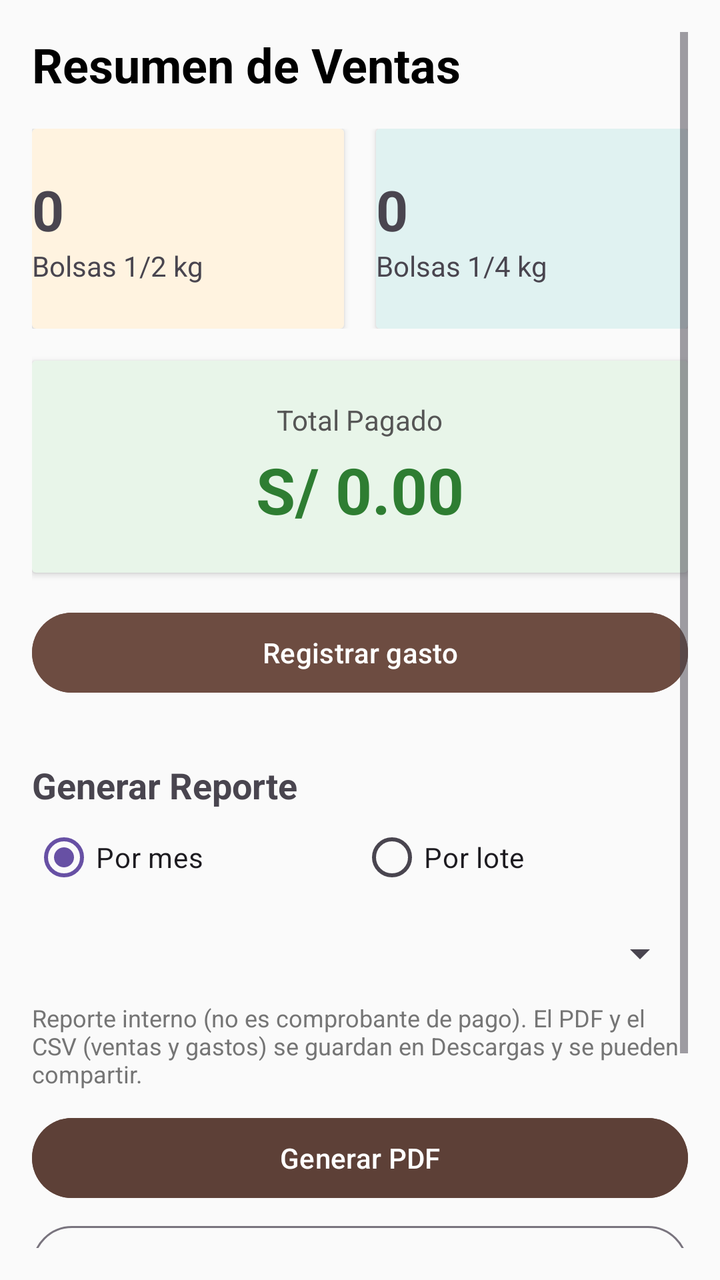
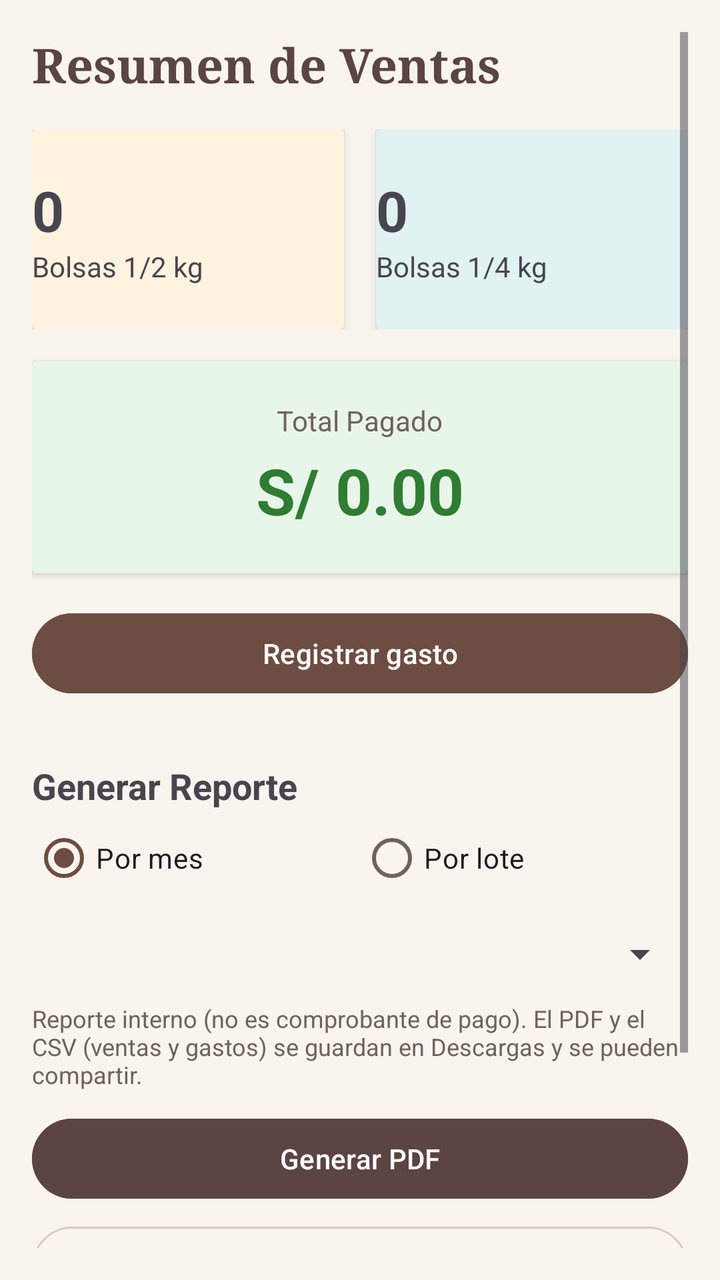

Two renders of the same Android screen: before a commit and after it. Below are the layout's source before the change and the commit's diff.
<!-- AndroidManifest.xml: application theme Theme.CajaiCafeAdministracion -->
<!-- res/layout/fragment_dashboard.xml -->
<?xml version="1.0" encoding="utf-8"?>
<ScrollView xmlns:android="http://schemas.android.com/apk/res/android"
    android:layout_width="match_parent"
    android:layout_height="match_parent"
    android:background="#FAFAFA"
    android:padding="16dp">


    <LinearLayout
        android:orientation="vertical"
        android:layout_width="match_parent"
        android:layout_height="wrap_content">


        <TextView
            android:text="Resumen de Ventas"
            android:textSize="24sp"
            android:textStyle="bold"
            android:textColor="@android:color/black"
            android:layout_marginBottom="16dp"
            android:layout_height="match_parent"  android:layout_width="match_parent"/>

        <LinearLayout
            android:orientation="horizontal"
            android:weightSum="2"
            android:layout_width="match_parent"
            android:layout_height="wrap_content">

            <androidx.cardview.widget.CardView
                android:layout_width="0dp"
                android:layout_weight="1"
                android:layout_height="100dp"
                android:layout_marginEnd="8dp"
                android:backgroundTint="#FFF3E0">
                <LinearLayout
                    android:gravity="center"
                    android:orientation="vertical"
                    android:layout_width="match_parent"
                    android:layout_height="match_parent">
                    <TextView
                        android:id="@+id/tvTotalMedioKilo"
                        android:text="0"
                        android:textSize="28sp"
                        android:textStyle="bold" android:layout_height="wrap_content" android:layout_width="match_parent"/>
                    <TextView
                        android:text="Bolsas 1/2 kg"
                        android:textSize="14sp" android:layout_height="wrap_content" android:layout_width="match_parent"/>
                </LinearLayout>
            </androidx.cardview.widget.CardView>


            <androidx.cardview.widget.CardView
                android:layout_width="0dp"
                android:layout_weight="1"
                android:layout_height="100dp"
                android:layout_marginStart="8dp"
                android:backgroundTint="#E0F2F1">
                <LinearLayout
                    android:gravity="center"
                    android:orientation="vertical"
                    android:layout_width="match_parent"
                    android:layout_height="match_parent">
                    <TextView
                        android:id="@+id/tvTotalCuartoKilo"
                        android:text="0"
                        android:textSize="28sp"
                        android:textStyle="bold" android:layout_height="wrap_content" android:layout_width="match_parent"/>
                    <TextView
                        android:text="Bolsas 1/4 kg"
                        android:textSize="14sp" android:layout_height="wrap_content" android:layout_width="match_parent"/>
                </LinearLayout>
            </androidx.cardview.widget.CardView>
        </LinearLayout>
        <androidx.cardview.widget.CardView
            android:layout_width="match_parent"
            android:layout_height="wrap_content"
            android:layout_marginTop="16dp"
            android:backgroundTint="#E8F5E9"> <LinearLayout
            android:layout_width="match_parent"
            android:layout_height="wrap_content"
            android:orientation="vertical"
            android:padding="20dp"
            android:gravity="center">

            <TextView
                android:text="Total Pagado"
                android:textSize="14sp"
                android:textColor="#555555"
                android:layout_width="wrap_content"
                android:layout_height="wrap_content"/>

            <TextView
                android:id="@+id/tvTotalDinero"
                android:text="S/ 0.00"
                android:textSize="32sp"
                android:textStyle="bold"
                android:textColor="#2E7D32"
                android:layout_marginTop="4dp"
                android:layout_width="wrap_content"
                android:layout_height="wrap_content"/>
        </LinearLayout>
        </androidx.cardview.widget.CardView>

        <Button
            android:id="@+id/btnRegistrarGasto"
            android:layout_width="match_parent"
            android:layout_height="wrap_content"
            android:layout_marginTop="16dp"
            android:backgroundTint="@color/cafeMedio"
            android:textColor="#FFFFFF"
            android:text="Registrar gasto" />

        <TextView
            android:text="Generar Reporte"
            android:layout_marginTop="30dp"
            android:textSize="18sp"
            android:textStyle="bold" android:layout_height="wrap_content"  android:layout_width="match_parent"/>

        <RadioGroup
            android:id="@+id/rgTipoReporte"
            android:orientation="horizontal"
            android:layout_width="match_parent"
            android:layout_height="wrap_content">
            <RadioButton
                android:id="@+id/rbPorMes"
                android:text="Por mes"
                android:checked="true"
                android:minHeight="48dp"
                android:layout_width="0dp"
                android:layout_weight="1"
                android:layout_height="wrap_content" />
            <RadioButton
                android:id="@+id/rbPorLote"
                android:text="Por lote"
                android:minHeight="48dp"
                android:layout_width="0dp"
                android:layout_weight="1"
                android:layout_height="wrap_content" />
        </RadioGroup>

        <Spinner
            android:id="@+id/spinnerReporte"
            android:layout_width="match_parent"
            android:layout_height="wrap_content"
            android:minHeight="48dp" />

        <TextView
            android:text="Reporte interno (no es comprobante de pago). El PDF y el CSV (ventas y gastos) se guardan en Descargas y se pueden compartir."
            android:textSize="12sp"
            android:textColor="#757575"
            android:layout_width="match_parent"
            android:layout_height="wrap_content" />

        <Button
            android:id="@+id/btnExportarPDF"
            android:layout_width="match_parent"
            android:layout_height="wrap_content"
            android:text="Generar PDF"
            android:backgroundTint="#5D4037"
            android:textColor="#FFFFFF"
            android:layout_marginTop="10dp"/>

        <Button
            android:id="@+id/btnExportarCSV"
            style="?attr/materialButtonOutlinedStyle"
            android:layout_width="match_parent"
            android:layout_height="wrap_content"
            android:layout_marginTop="6dp"
            android:textColor="#5D4037"
            android:text="Exportar CSV (Excel / Sheets)" />

        <TextView
            android:id="@+id/tvSesion"
            android:layout_width="match_parent"
            android:layout_height="wrap_content"
            android:layout_marginTop="30dp"
            android:textColor="#555555"
            android:textSize="14sp" />

        <Button
            android:id="@+id/btnCerrarSesion"
            style="?attr/materialButtonOutlinedStyle"
            android:layout_width="match_parent"
            android:layout_height="wrap_content"
            android:layout_marginTop="8dp"
            android:text="Cerrar sesión"
            android:textColor="#5D4037" />

    </LinearLayout>
</ScrollView>
<!-- resources referenced by this layout -->
<resources>
  <color name="cafeMedio">#6D4C41</color>
  <style name="Theme.CajaiCafeAdministracion" parent="Base.Theme.CajaiCafeAdministracion" />
  <style name="Base.Theme.CajaiCafeAdministracion" parent="Theme.Material3.DayNight.NoActionBar">
          
          
      </style>
</resources>

<!-- the commit's change to res/layout/fragment_dashboard.xml (unified diff, before → after) -->
@@ -2,7 +2,7 @@
 <ScrollView xmlns:android="http://schemas.android.com/apk/res/android"
     android:layout_width="match_parent"
     android:layout_height="match_parent"
-    android:background="#FAFAFA"
+    android:background="@color/fondo"
     android:padding="16dp">
 
 
@@ -14,9 +14,9 @@
 
         <TextView
             android:text="Resumen de Ventas"
-            android:textSize="24sp"
+            android:fontFamily="serif" android:textSize="24sp"
             android:textStyle="bold"
-            android:textColor="@android:color/black"
+            android:textColor="@color/textoMarca"
             android:layout_marginBottom="16dp"
             android:layout_height="match_parent"  android:layout_width="match_parent"/>
 
@@ -31,7 +31,7 @@
                 android:layout_weight="1"
                 android:layout_height="100dp"
                 android:layout_marginEnd="8dp"
-                android:backgroundTint="#FFF3E0">
+                android:backgroundTint="@color/tarjetaNaranja">
                 <LinearLayout
                     android:gravity="center"
                     android:orientation="vertical"
@@ -54,7 +54,7 @@
                 android:layout_weight="1"
                 android:layout_height="100dp"
                 android:layout_marginStart="8dp"
-                android:backgroundTint="#E0F2F1">
+                android:backgroundTint="@color/tarjetaCeleste">
                 <LinearLayout
                     android:gravity="center"
                     android:orientation="vertical"
@@ -75,7 +75,7 @@
             android:layout_width="match_parent"
             android:layout_height="wrap_content"
             android:layout_marginTop="16dp"
-            android:backgroundTint="#E8F5E9"> <LinearLayout
+            android:backgroundTint="@color/tarjetaVerde"> <LinearLayout
             android:layout_width="match_parent"
             android:layout_height="wrap_content"
             android:orientation="vertical"
@@ -85,7 +85,7 @@
             <TextView
                 android:text="Total Pagado"
                 android:textSize="14sp"
-                android:textColor="#555555"
+                android:textColor="@color/textoSecundario"
                 android:layout_width="wrap_content"
                 android:layout_height="wrap_content"/>
 
@@ -94,7 +94,7 @@
                 android:text="S/ 0.00"
                 android:textSize="32sp"
                 android:textStyle="bold"
-                android:textColor="#2E7D32"
+                android:textColor="@color/positivo"
                 android:layout_marginTop="4dp"
                 android:layout_width="wrap_content"
                 android:layout_height="wrap_content"/>
@@ -147,7 +147,7 @@
         <TextView
             android:text="Reporte interno (no es comprobante de pago). El PDF y el CSV (ventas y gastos) se guardan en Descargas y se pueden compartir."
             android:textSize="12sp"
-            android:textColor="#757575"
+            android:textColor="@color/textoSecundario"
             android:layout_width="match_parent"
             android:layout_height="wrap_content" />
 
@@ -156,7 +156,7 @@
             android:layout_width="match_parent"
             android:layout_height="wrap_content"
             android:text="Generar PDF"
-            android:backgroundTint="#5D4037"
+            android:backgroundTint="@color/cafeOscuro"
             android:textColor="#FFFFFF"
             android:layout_marginTop="10dp"/>
 
@@ -166,7 +166,7 @@
             android:layout_width="match_parent"
             android:layout_height="wrap_content"
             android:layout_marginTop="6dp"
-            android:textColor="#5D4037"
+            android:textColor="@color/textoMarca"
             android:text="Exportar CSV (Excel / Sheets)" />
 
         <TextView
@@ -174,7 +174,7 @@
             android:layout_width="match_parent"
             android:layout_height="wrap_content"
             android:layout_marginTop="30dp"
-            android:textColor="#555555"
+            android:textColor="@color/textoSecundario"
             android:textSize="14sp" />
 
         <Button
@@ -184,7 +184,7 @@
             android:layout_height="wrap_content"
             android:layout_marginTop="8dp"
             android:text="Cerrar sesión"
-            android:textColor="#5D4037" />
+            android:textColor="@color/textoMarca" />
 
     </LinearLayout>
 </ScrollView>
<!-- resource entries referenced after the edit -->
@@ -1,10 +1,42 @@
 <!-- resources referenced by this layout -->
 <resources>
   <color name="cafeMedio">#6D4C41</color>
+  <color name="cafeOscuro">#5B4442</color>
+  <color name="fondo">#F9F4EE</color>
+  <color name="positivo">#2E7D32</color>
+  <color name="tarjetaCeleste">#E0F2F1</color>
+  <color name="tarjetaNaranja">#FFF3E0</color>
+  <color name="tarjetaVerde">#E8F5E9</color>
+  <color name="textoMarca">#5B4442</color>
+  <color name="textoSecundario">#6F625C</color>
   <style name="Theme.CajaiCafeAdministracion" parent="Base.Theme.CajaiCafeAdministracion" />
   <style name="Base.Theme.CajaiCafeAdministracion" parent="Theme.Material3.DayNight.NoActionBar">
+          <item name="colorPrimary">@color/marcaPrimario</item>
+          <item name="colorOnPrimary">@color/marcaSobrePrimario</item>
+          <item name="colorPrimaryContainer">@color/marcaContenedor</item>
+          <item name="colorOnPrimaryContainer">@color/marcaSobreContenedor</item>
+          <item name="colorSecondary">@color/marcaSecundario</item>
+          <item name="colorOnSecondary">@color/marcaSobrePrimario</item>
+          <item name="colorTertiary">@color/positivo</item>
+          <item name="android:colorBackground">@color/fondo</item>
+          <item name="colorOnBackground">@color/texto</item>
+          <item name="colorSurface">@color/superficie</item>
+          <item name="colorOnSurface">@color/texto</item>
+          <item name="colorOnSurfaceVariant">@color/textoSecundario</item>
+          <item name="colorOutline">@color/borde</item>
           
-          
+          <item name="android:statusBarColor">@color/cafeProfundo</item>
+          <item name="android:navigationBarColor">@color/cafeProfundo</item>
+          <item name="android:windowLightStatusBar">false</item>
       </style>
+  <color name="marcaPrimario">#6D4C41</color>
+  <color name="marcaSobrePrimario">#FFFFFF</color>
+  <color name="marcaContenedor">#F3E3D8</color>
+  <color name="marcaSobreContenedor">#2B1F1D</color>
+  <color name="marcaSecundario">#8D6E63</color>
+  <color name="texto">#2B1F1D</color>
+  <color name="superficie">#FFFFFF</color>
+  <color name="borde">#D7CCC8</color>
+  <color name="cafeProfundo">#3E2723</color>
 </resources>
 
